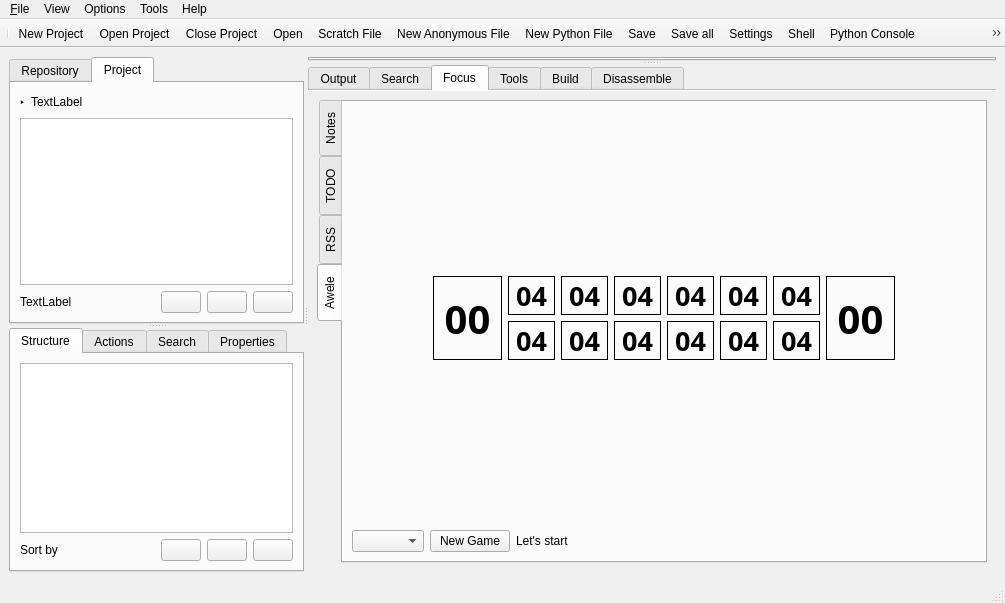
Old version of the form src/mainwindow.ui in the repository jplozf/bside.
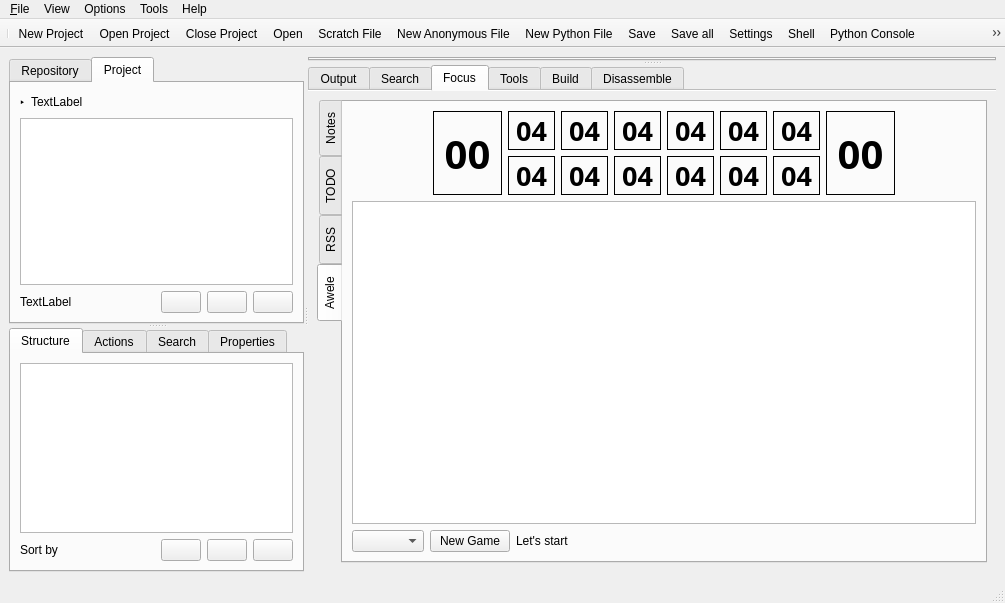
New version of the form. The open tabs and pages were chosen to show the change. Icons and pictures are not drawn.

Diff of the .ui file:
```diff
--- a/src/mainwindow.ui
+++ b/src/mainwindow.ui
@@ -927,6 +927,13 @@
               </attribute>
               <layout class="QGridLayout" name="gridLayout_30">
                <item row="1" column="0">
+                <widget class="QTextEdit" name="txtAweleConsole">
+                 <property name="readOnly">
+                  <bool>true</bool>
+                 </property>
+                </widget>
+               </item>
+               <item row="0" column="0">
                 <layout class="QHBoxLayout" name="horizontalLayout_20">
                  <item>
                   <spacer name="horizontalSpacer_17">
@@ -1325,20 +1332,7 @@
                  </item>
                 </layout>
                </item>
-               <item row="2" column="0">
-                <spacer name="verticalSpacer_10">
-                 <property name="orientation">
-                  <enum>Qt::Vertical</enum>
-                 </property>
-                 <property name="sizeHint" stdset="0">
-                  <size>
-                   <width>20</width>
-                   <height>40</height>
-                  </size>
-                 </property>
-                </spacer>
-               </item>
-               <item row="5" column="0">
+               <item row="4" column="0">
                 <layout class="QHBoxLayout" name="horizontalLayout_25">
                  <item>
                   <widget class="QComboBox" name="cbxAweleLevel"/>
@@ -1372,19 +1366,6 @@
                  </item>
                 </layout>
                </item>
-               <item row="0" column="0">
-                <spacer name="verticalSpacer_11">
-                 <property name="orientation">
-                  <enum>Qt::Vertical</enum>
-                 </property>
-                 <property name="sizeHint" stdset="0">
-                  <size>
-                   <width>20</width>
-                   <height>40</height>
-                  </size>
-                 </property>
-                </spacer>
-               </item>
               </layout>
              </widget>
             </widget>
```
Left out of the diff: 10 changed lines with no effect on the pictures.
